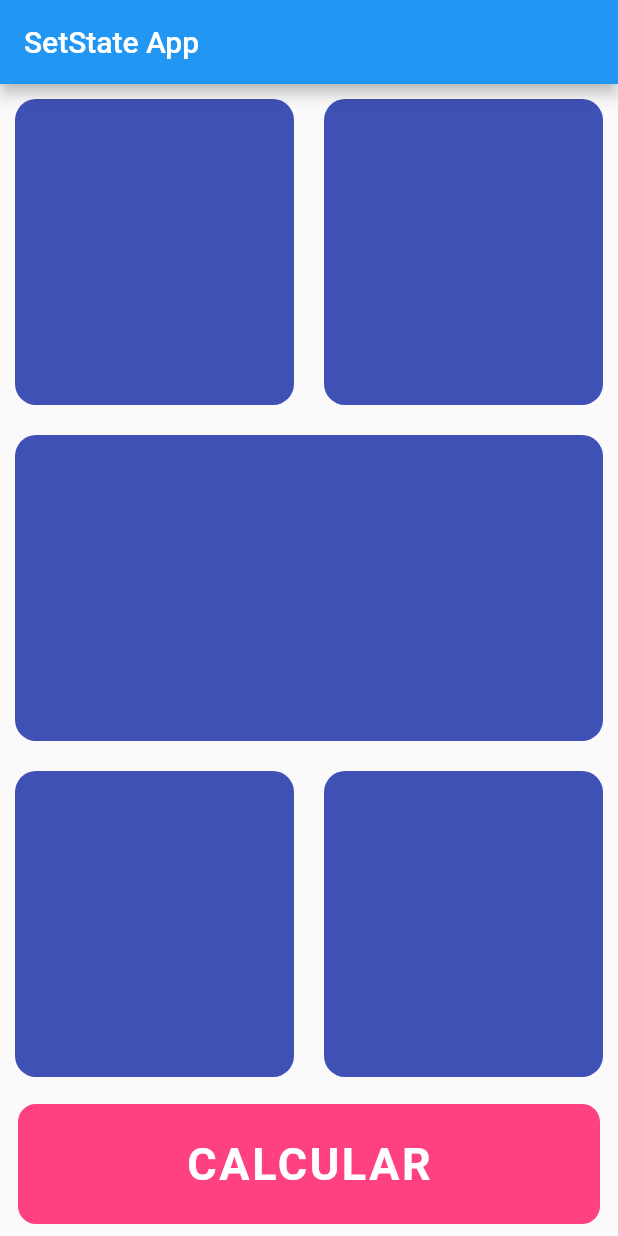
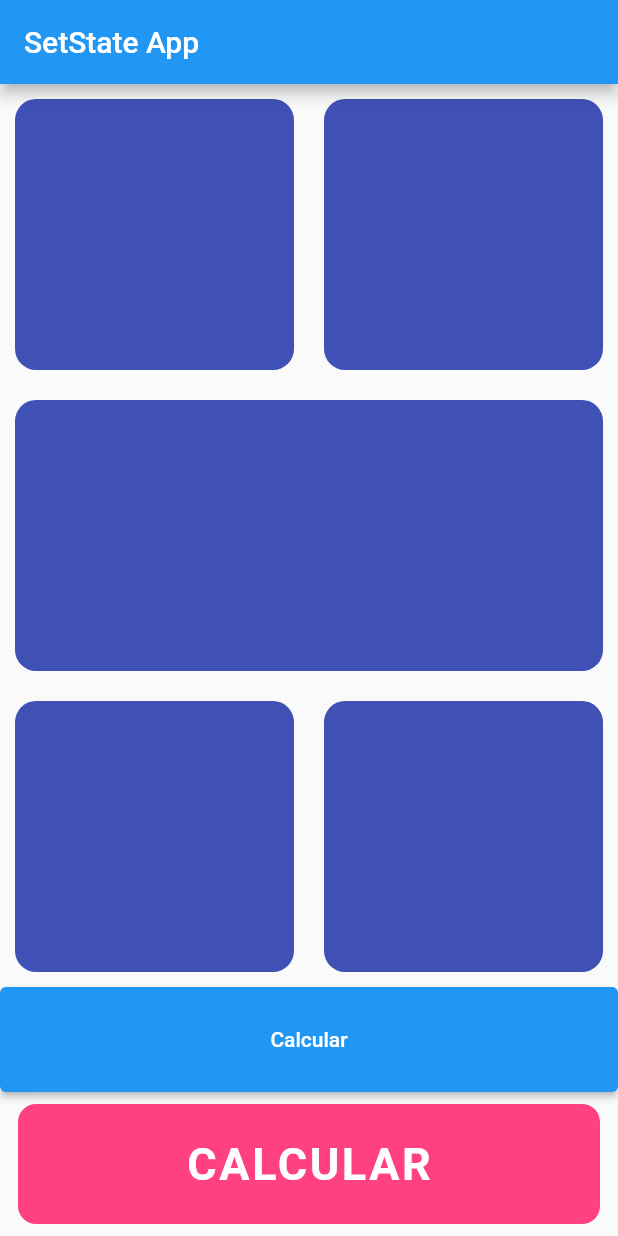
Before and after one commit to ehbarrionuevo/flutter_codigo_setstate, a Flutter app: the screen it shows after launch, on a phone screen of 412 x 824 dp. Run offline on Flutter 3.47's test engine with Material 2 defaults, Android fonts, the phone set to English and light mode, and no system bars; missing offline and left inert: dart:ffi.

```diff
--- a/lib/pages/home_page.dart
+++ b/lib/pages/home_page.dart
@@ -84,20 +84,23 @@ class _HomePageState extends State<HomePage> {
               ],
             ),
           ),
-          // SizedBox(
-          //   width: double.infinity,
-          //   height: 70.0,
-          //   child: ElevatedButton(
-          //     onPressed: () {
-          //       print("Hola");
-          //     },
-          //     child: Text(
-          //       "Calcular",
-          //     ),
-          //   ),
-          // ),
-
-          Container(
+          SizedBox(
+            width: double.infinity,
+            height: 70.0,
+            child: ElevatedButton(
+              onPressed: () {
+                print("Hola");
+              },
+              child: Text(
+                "Calcular",
+              ),
+            ),
+          ),
+          GestureDetector(
+            onTap: () {
+              print("Calculando...");
+            },
+            child: Container(
               margin: const EdgeInsets.symmetric(
                 horizontal: 12.0,
                 vertical: 8.0,
@@ -119,6 +122,7 @@ class _HomePageState extends State<HomePage> {
                 ),
               ),
             ),
+          ),
         ],
       ),
     );
```
Lines whose indentation alone changed are shown as unchanged.
